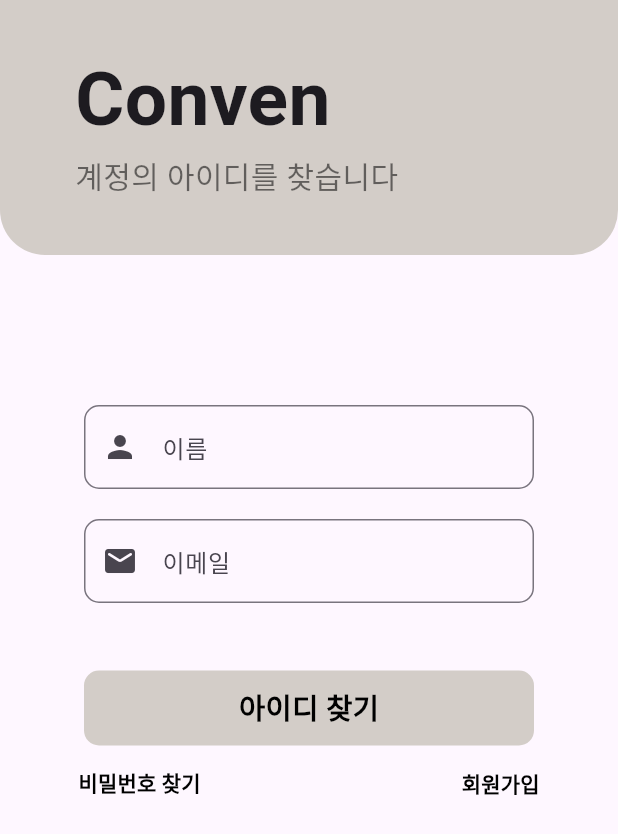
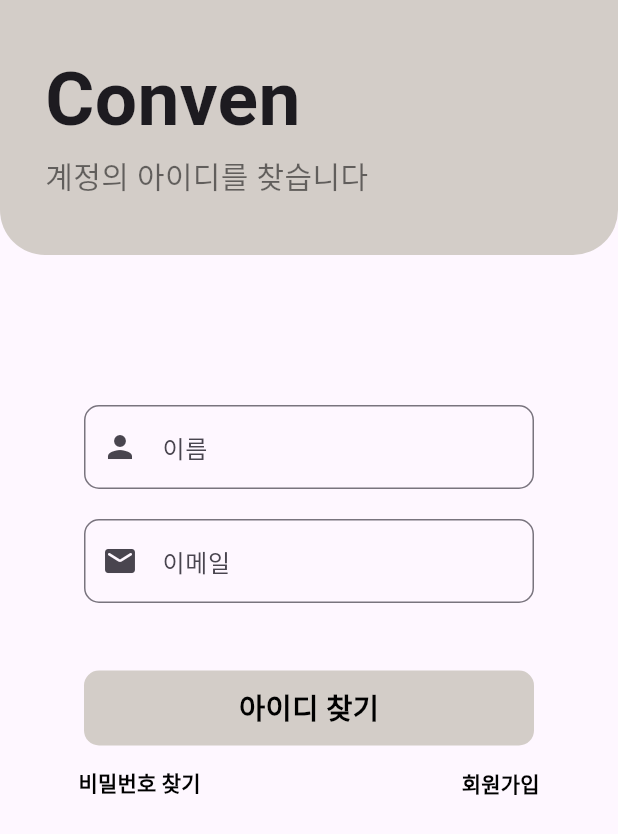
Before and after one commit to HiPeun/SmartHome, a Flutter app: the screen it shows after launch, item 3 of the bottom bar chosen, after a tap on "아이디 찾기", on a phone screen of 412 x 824 dp. Shown: the top 834 px of the screen. Run offline on Flutter 3.47's test engine with Material 3 defaults, Android fonts, the phone set to English and light mode, and no system bars; our stand-ins replace carousel_slider, dio, flutter_local_notifications, flutter_secure_storage, freezed_annotation, get and 1 more; missing offline and left inert: flutter_mjpeg, kakao_flutter_sdk_user; generated files the repository leaves out were written again; network calls fail.

Commit message:
조명오류

```diff
--- a/lib/App/app_cus/app_notice.dart
+++ b/lib/App/app_cus/app_notice.dart
@@ -35,7 +35,7 @@
                 ),
               ),
               child: Padding(
-                padding: const EdgeInsets.only(top: 30, left: 30, bottom: 20),
+                padding: const EdgeInsets.only(top: 20, left: 20, bottom: 20),
                 child: Row(
                   children: [
                     Expanded(
--- a/lib/App/app_screen/app_fid.dart
+++ b/lib/App/app_screen/app_fid.dart
@@ -130,7 +130,7 @@
                 ),
               ),
               child: Padding(
-                padding: const EdgeInsets.only(top: 30, left: 50, bottom: 20),
+                padding: const EdgeInsets.only(top: 30, left: 30, ),
                 child: Row(
                   children: [
                     Expanded(
--- a/lib/App/app_screen/app_fpw.dart
+++ b/lib/App/app_screen/app_fpw.dart
@@ -117,7 +117,7 @@
                 ),
               ),
               child: Padding(
-                padding: const EdgeInsets.only(top: 30, left: 50, bottom: 20),
+                padding: const EdgeInsets.only(top: 30, left: 30, ),
                 child: Row(
                   children: [
                     Expanded(
--- a/lib/App/app_screen/app_login.dart
+++ b/lib/App/app_screen/app_login.dart
@@ -192,7 +192,7 @@
                     ),
                   ),
                   Padding(
-                    padding: EdgeInsets.only(top: 10, left: 20),
+                    padding: const EdgeInsets.only(top: 30, left: 30, ),
                     child: Column(
                       children: [
                         Text(
@@ -361,8 +361,12 @@
                       ),
                     ),
                   ),
-                ],
+               ],
+
               ),
+              SizedBox(
+                height: 30,
+              )
             ],
           ),
         ),
--- a/lib/App/app_screen/app_npw.dart
+++ b/lib/App/app_screen/app_npw.dart
@@ -151,7 +151,7 @@
                 ),
               ),
               child: Padding(
-                padding: const EdgeInsets.only(top: 30, left: 50, bottom: 20),
+                padding: const EdgeInsets.only(top: 30, left: 30, ),
                 child: Row(
                   children: [
                     Expanded(
--- a/lib/App/app_screen/app_page1.dart
+++ b/lib/App/app_screen/app_page1.dart
@@ -60,7 +60,7 @@
                 ),
               ),
               child: Padding(
-                padding: const EdgeInsets.only(top: 30, left: 30, bottom: 20),
+                padding: const EdgeInsets.only(top: 30, left: 30, ),
                 child: Row(
                   children: [
                     Expanded(
--- a/lib/App/app_screen/app_page2.dart
+++ b/lib/App/app_screen/app_page2.dart
@@ -87,7 +87,7 @@
 
   // led on off 메서드!
   void sendCommand(String command) async {
-    String url = 'http://192.168.0.221/?cmd=$command';
+    String url = 'http://192.168.0.226/?cmd=$command';
     try {
       final response = await Dio().get(url);
       if (response.statusCode == 200) {
@@ -332,7 +332,6 @@
 
   @override
   Widget build(BuildContext context) {
-
     return Material(
       child: SafeArea(
         child: SingleChildScrollView(
@@ -340,30 +339,38 @@
             children: [
               Column(
                 children: [
+                  Stack(
+                    children: [
                       Row(
                         children: [
-                      Expanded(child: GestureDetector(
-                        onTap: (){
+                          Expanded(
+                            child: GestureDetector(
+                              onTap: () {
                                 setState(() {
                                   selected = !selected;
                                 });
-
                               },
                               child: Padding(
                                 padding: const EdgeInsets.only(left: 10),
                                 child: Container(
                                   height: 30,
-                            child: AnimatedDefaultTextStyle(child: Text("Conven"), style: TextStyle(
-                              fontSize: 30.0,color: selected ? Colors.blueAccent : Colors.black,
-                              fontWeight: selected ? FontWeight.w300 : FontWeight.bold,
-                            ), duration: const Duration(milliseconds: 400), ),
+                                  child: AnimatedDefaultTextStyle(
+                                    child: Text("Conven"),
+                                    style: TextStyle(
+                                      fontSize: 30.0,
+                                      color: selected ? Colors.blueAccent : Colors.black,
+                                      fontWeight:
+                                      selected ? FontWeight.w300 : FontWeight.bold,
+                                    ),
+                                    duration: const Duration(milliseconds: 400),
                                   ),
                                 ),
-                      ),),
-
+                              ),
+                            ),
+                          ),
                           if (user.isNotEmpty)
                             Padding(
-                          padding: const EdgeInsets.only(right: 20, top: 12),
+                              padding: const EdgeInsets.only(right: 40, top: 12),
                               child: Row(
                                 children: [
                                   Text(
@@ -375,9 +382,7 @@
                                 ],
                               ),
                             ),
-                      Padding(
-                        padding: const EdgeInsets.only(right: 5),
-                        child: InkWell(
+                          InkWell(
                             onTap: () async {
                               if (user.isNotEmpty) {
                                 _logout(); // 로그아웃 확인 다이얼로그 표시
@@ -408,7 +413,6 @@
                               ],
                             ),
                           ),
-                      ),
                           if (user.isEmpty)
                             Padding(
                               padding: const EdgeInsets.fromLTRB(5, 0, 15, 0),
@@ -436,6 +440,8 @@
                       ),
                     ],
                   ),
+                ],
+              ),
               AppMainView(),
               Row(
                 mainAxisAlignment: MainAxisAlignment.center,
@@ -458,15 +464,16 @@
                     SmartControl(
                       text: "조명제어",
                       image: "assets/images/lightimage.png",
-                      iconButton: IconButton(
-                        onPressed: () {
+                      isOn: isLedOn,
+                      switchControl: Switch(
+                        value: isLedOn,
+                        onChanged: (value) {
                           if (user.isNotEmpty) {
-                            sendCommand(isLedOn ? '0' : '1');
+                            sendCommand(value ? '1' : '0');
                           } else {
                             showLoginAlert(context);
                           }
                         },
-                        icon: Icon(Icons.power_settings_new_outlined),
                       ),
                     ),
                     SmartControl(
--- a/lib/main.dart
+++ b/lib/main.dart
@@ -1,17 +1,18 @@
 import 'package:flutter/foundation.dart';
 import 'package:flutter/material.dart';
-import 'package:firebase_core/firebase_core.dart';
-import 'firebase_options.dart';
+// import 'package:firebase_core/firebase_core.dart';
+// import 'firebase_options.dart';
 
 import 'package:kakao_flutter_sdk_user/kakao_flutter_sdk_user.dart';
 import 'package:loginproject/App/app_screen/bottom_bar.dart';
 import 'Web/webmain.dart';
 
 void main() async {
-  WidgetsFlutterBinding.ensureInitialized();
-  await Firebase.initializeApp(
-    options: DefaultFirebaseOptions.currentPlatform,
-  );
+  // WidgetsFlutterBinding.ensureInitialized();
+  // await Firebase.initializeApp(
+  //   options: DefaultFirebaseOptions.currentPlatform,
+
+
 
   // runApp() 호출 전 Flutter SDK 초기화
   KakaoSdk.init(
```
Also changed, not shown: lib/App/app_cus/app_writing.dart (+13 -10 lines), lib/App/app_screen/app_join.dart (+8 -7 lines), lib/App/app_screen/app_page3.dart (+5 -8 lines), 4 other files. Lines whose indentation alone changed are shown as unchanged.
